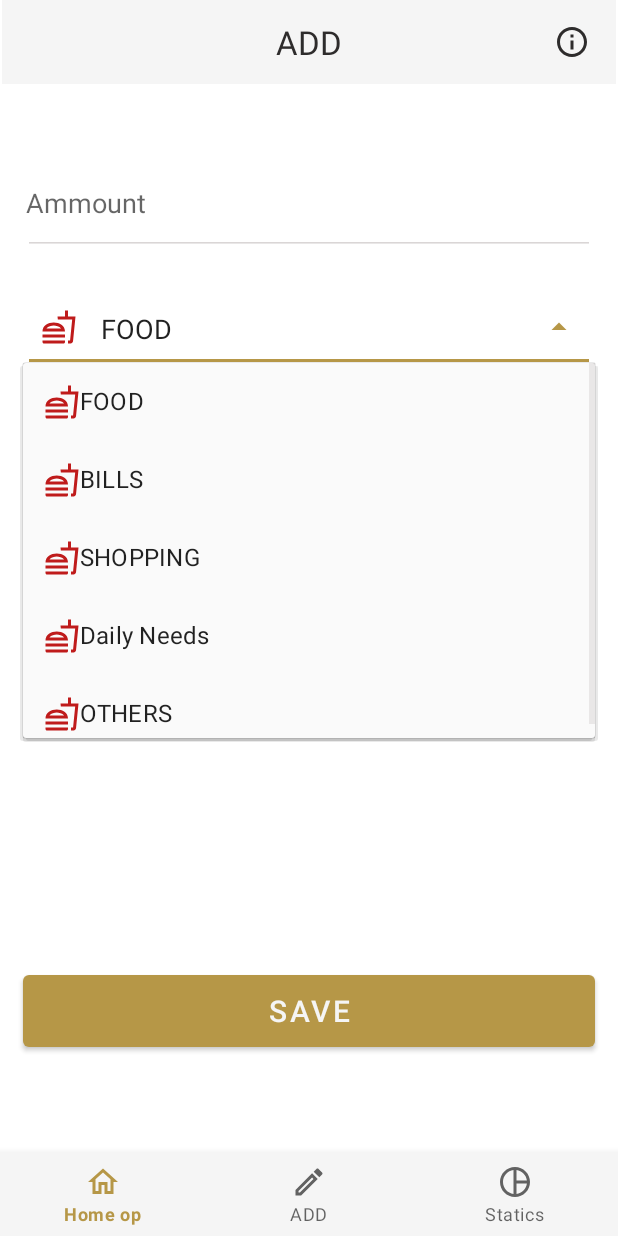
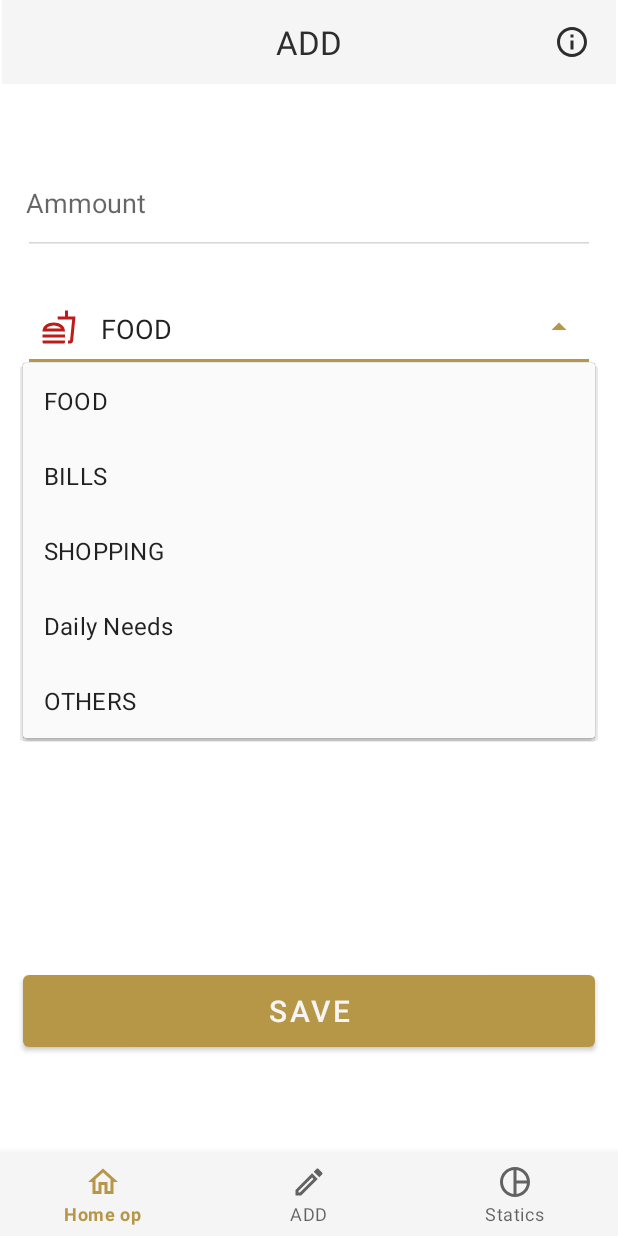
Before and after one commit to abhay-lodhi/Finanance, an Android app: the DashboardFragment screen opened through its navigation route, after a tap on "FOOD", on a phone screen of 412 x 824 dp. Run offline under Robolectric (Android 15) with nearby library versions, the phone set to English and light mode, and no system bars; our stand-ins replace navigation-ui.

Commit message:
stats fragment_11/4/22.3

```diff
--- a/app/src/main/res/layout/dropdown_category.xml
+++ b/app/src/main/res/layout/dropdown_category.xml
@@ -4,6 +4,5 @@
     android:layout_width="match_parent"
     android:layout_height="wrap_content"
     android:padding="14dp"
-    android:drawableStart="@drawable/ic_outline_fastfood_24"
     android:textAppearance="?attr/textAppearanceSubtitle1"
     />
```
